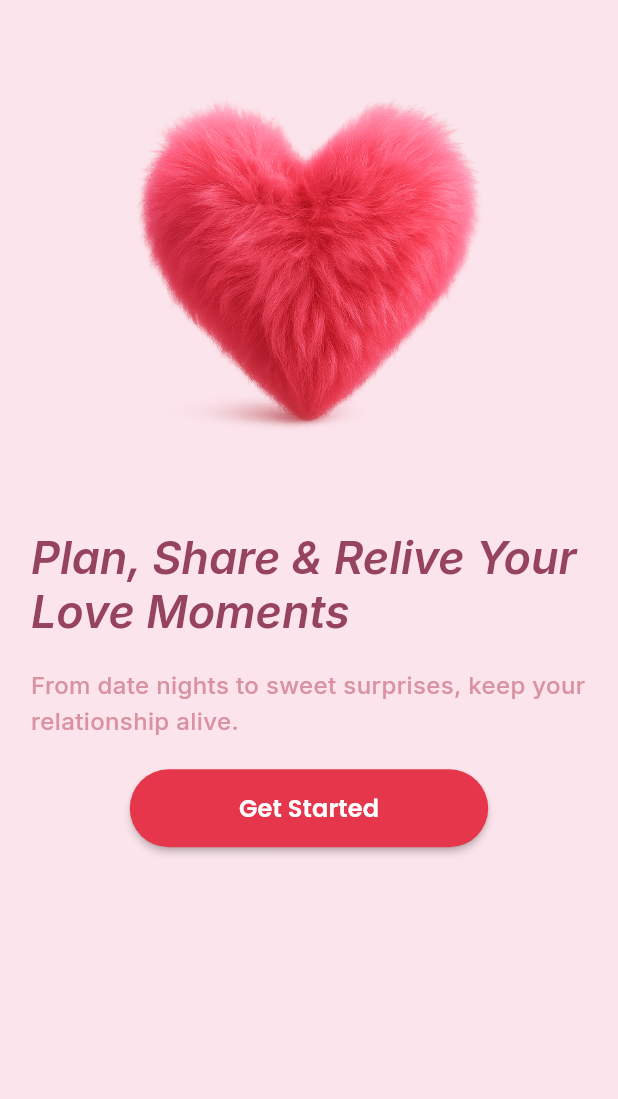
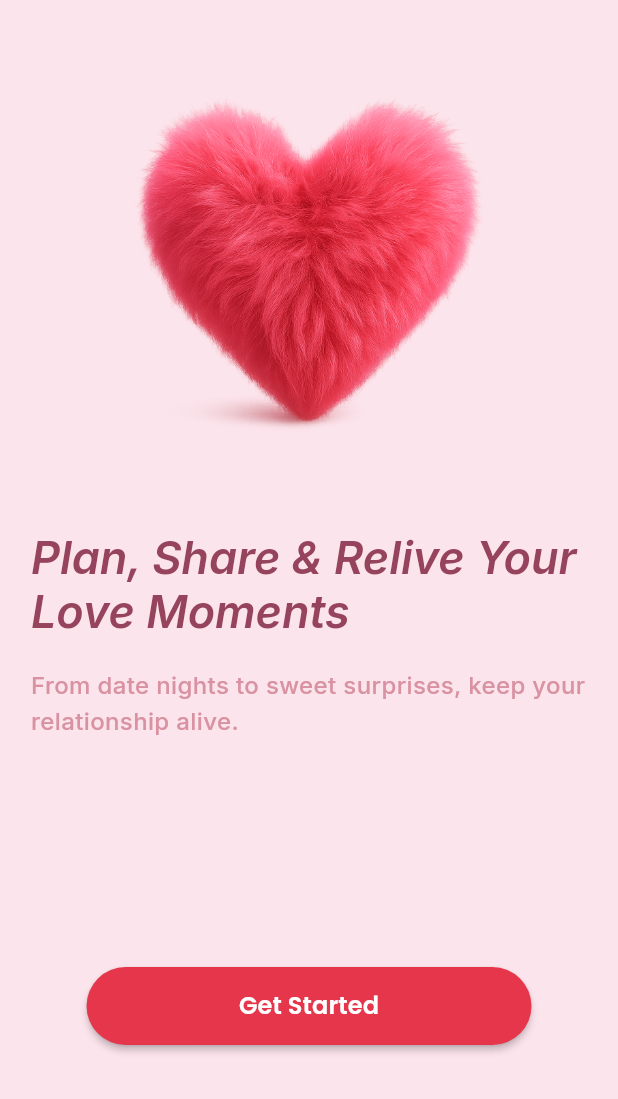
Before and after one commit to amarhumayunx/Love-Connect, a Flutter app: the screen it shows after launch, on a phone screen of 412 x 824 dp, the part 137-1236 px from its top. Run offline on Flutter 3.47's test engine with Material 3 defaults, Android fonts, the phone set to English and light mode, and no system bars; our stand-ins replace firebase_auth, firebase_core, firebase_database, firebase_storage, flutter_fortune_wheel, flutter_local_notifications and 13 more; missing offline and left inert: scratcher; accounts and stored records are empty; project files that could hold a hidden picture were left out.

Commit message:
new update

```diff
--- a/lib/screens/get_started/view/get_started_screen.dart
+++ b/lib/screens/get_started/view/get_started_screen.dart
@@ -27,16 +27,13 @@ class _GetStartedScreenState extends State<GetStartedScreen>
   @override
   void initState() {
     super.initState();
-    // Initialize the controller
     Get.put(GetStartedViewModel());
 
-    // Setup animation controller
     _animationController = AnimationController(
       vsync: this,
       duration: const Duration(milliseconds: 1000),
     );
 
-    // Fade animation
     _fadeAnimation = Tween<double>(begin: 0.0, end: 1.0).animate(
       CurvedAnimation(
         parent: _animationController,
@@ -44,7 +41,6 @@ class _GetStartedScreenState extends State<GetStartedScreen>
       ),
     );
 
-    // Slide animation (from bottom)
     _slideAnimation = Tween<double>(begin: 30.0, end: 0.0).animate(
       CurvedAnimation(
         parent: _animationController,
@@ -52,7 +48,6 @@ class _GetStartedScreenState extends State<GetStartedScreen>
       ),
     );
 
-    // Scale animation (subtle zoom in)
     _scaleAnimation = Tween<double>(begin: 0.95, end: 1.0).animate(
       CurvedAnimation(
         parent: _animationController,
@@ -60,7 +55,6 @@ class _GetStartedScreenState extends State<GetStartedScreen>
       ),
     );
 
-    // Start animation
     _animationController.forward();
   }
 
@@ -72,11 +66,21 @@ class _GetStartedScreenState extends State<GetStartedScreen>
 
   @override
   Widget build(BuildContext context) {
-    final GetStartedViewModel viewModel = Get.find<GetStartedViewModel>();
+    final GetStartedViewModel viewModel = Get.find();
+    final horizontalPadding = context.widthPct(2.5);
+    final logoWidth = context.responsiveImage(170);
+    final logoHeight = context.responsiveImage(67);
+    final heartImageSize = context.responsiveImage(300);
+    final titleFontSize = context.responsiveFont(30);
+    final subtitleFontSize = context.responsiveFont(16);
+    final buttonWidth = context.widthPct(45);
+    final buttonHeight = context.responsiveButtonHeight();
+    final buttonFontSize = context.responsiveFont(16);
 
     return Scaffold(
       backgroundColor: AppColors.backgroundPink,
       body: SafeArea(
+        bottom: false,
         child: AnimatedBuilder(
           animation: _animationController,
           builder: (context, child) {
@@ -86,23 +90,11 @@ class _GetStartedScreenState extends State<GetStartedScreen>
                 opacity: _fadeAnimation.value,
                 child: Transform.translate(
                   offset: Offset(0, _slideAnimation.value),
-                  child: LayoutBuilder(
-                    builder: (context, constraints) {
-                      // Responsive values
-                      final horizontalPadding = context.widthPct(2.5);
-                      final logoWidth = context.responsiveImage(170);
-                      final logoHeight = context.responsiveImage(67);
-                      final heartImageSize = context.responsiveImage(300);
-                      final titleFontSize = context.responsiveFont(30);
-                      final subtitleFontSize = context.responsiveFont(16);
-                      final buttonWidth = context.widthPct(58);
-                      final buttonHeight = context.responsiveButtonHeight();
-                      final buttonFontSize = context.responsiveFont(16);
-
-                      return Stack(
-                        children: [
-                          SingleChildScrollView(
+                  child: SingleChildScrollView(
                     physics: const BouncingScrollPhysics(),
+                    padding: EdgeInsets.only(
+                      bottom: context.responsiveSpacing(4),
+                    ),
                     child: Padding(
                       padding: EdgeInsets.symmetric(
                         horizontal: horizontalPadding,
@@ -110,10 +102,7 @@ class _GetStartedScreenState extends State<GetStartedScreen>
                       child: Column(
                         crossAxisAlignment: CrossAxisAlignment.start,
                         children: [
-                                  SizedBox(
-                                    height: context.responsiveSpacing(20),
-                                  ),
-
+                          SizedBox(height: context.responsiveSpacing(20)),
                           Row(
                             children: [
                               GetStartedLogo(
@@ -122,21 +111,13 @@ class _GetStartedScreenState extends State<GetStartedScreen>
                               ),
                             ],
                           ),
-
-                                  SizedBox(
-                                    height: context.responsiveSpacing(20),
-                                  ),
-
+                          SizedBox(height: context.responsiveSpacing(20)),
                           Center(
                             child: GetStartedIllustration(
                               size: heartImageSize,
                             ),
                           ),
-
-                                  SizedBox(
-                                    height: context.responsiveSpacing(25),
-                                  ),
-
+                          SizedBox(height: context.responsiveSpacing(25)),
                           Center(
                             child: GetStartedTitle(
                               text: viewModel.data.title,
@@ -146,11 +127,7 @@ class _GetStartedScreenState extends State<GetStartedScreen>
                               ),
                             ),
                           ),
-
-                                  SizedBox(
-                                    height: context.responsiveSpacing(16),
-                                  ),
-
+                          SizedBox(height: context.responsiveSpacing(16)),
                           Center(
                             child: GetStartedSubtitle(
                               text: viewModel.data.subtitle,
@@ -160,20 +137,26 @@ class _GetStartedScreenState extends State<GetStartedScreen>
                               ),
                             ),
                           ),
-
-                                  SizedBox(
-                                    height: context.responsiveSpacing(100),
-                                  ),
+                          SizedBox(height: context.responsiveSpacing(10)),
                         ],
                       ),
                     ),
                   ),
-                          // Button at bottom center
-                          Positioned(
-                            bottom: context.responsiveSpacing(40),
-                            left: 0,
-                            right: 0,
-                            child: Center(
+                ),
+              ),
+            );
+          },
+        ),
+      ),
+      // Button alag container mein bottom pe
+      bottomNavigationBar: Container(
+        color: AppColors.backgroundPink,
+        padding: EdgeInsets.only(
+          left: context.widthPct(14),
+          right: context.widthPct(14),
+          top: context.responsiveSpacing(2),
+          bottom: MediaQuery.of(context).padding.bottom + context.responsiveSpacing(30),
+        ),
         child: GetStartedCtaButton(
           width: buttonWidth,
           height: buttonHeight,
@@ -182,17 +165,6 @@ class _GetStartedScreenState extends State<GetStartedScreen>
           onPressed: viewModel.onGetStartedClick,
         ),
       ),
-                          ),
-                        ],
-                      );
-                    },
-                  ),
-                ),
-              ),
-            );
-          },
-        ),
-      ),
     );
   }
 }
```
Lines whose indentation alone changed are shown as unchanged.
